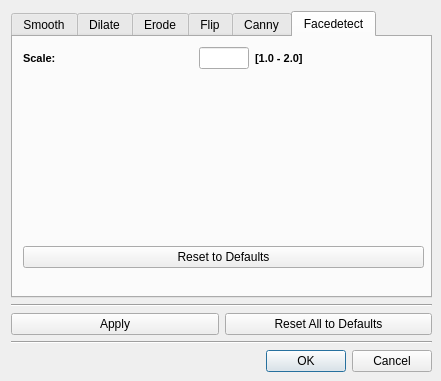
This is ProcessingSettingsDialog.ui in ninehills/qt-opencv as Qt 5 draws it before an edit. The edited form follows.
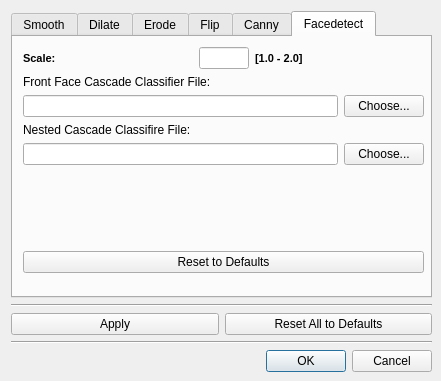
This is the edited form. The open tabs and pages were chosen to show the change.

Commit message: 设置页面添加分类库文件选择界面

```diff
--- a/ProcessingSettingsDialog.ui
+++ b/ProcessingSettingsDialog.ui
@@ -1030,7 +1030,7 @@
           <x>10</x>
           <y>10</y>
           <width>401</width>
-          <height>221</height>
+          <height>226</height>
          </rect>
         </property>
         <layout class="QVBoxLayout" name="verticalLayout_11">
@@ -1088,6 +1088,48 @@
            </item>
           </layout>
          </item>
+         <item>
+          <widget class="QLabel" name="label_11">
+           <property name="text">
+            <string>Front Face Cascade Classifier File:</string>
+           </property>
+          </widget>
+         </item>
+         <item>
+          <layout class="QHBoxLayout" name="horizontalLayout">
+           <item>
+            <widget class="QLineEdit" name="facedetectCascadeFilenameEdit"/>
+           </item>
+           <item>
+            <widget class="QPushButton" name="chooseFacedetectCascadeFileButton">
+             <property name="text">
+              <string>Choose...</string>
+             </property>
+            </widget>
+           </item>
+          </layout>
+         </item>
+         <item>
+          <widget class="QLabel" name="label_15">
+           <property name="text">
+            <string>Nested Cascade Classifire File:</string>
+           </property>
+          </widget>
+         </item>
+         <item>
+          <layout class="QHBoxLayout" name="horizontalLayout_13">
+           <item>
+            <widget class="QLineEdit" name="facedetectNestedCasssscadeFilenameEdit"/>
+           </item>
+           <item>
+            <widget class="QPushButton" name="chooseFacedetectNestedCascadeFileButton">
+             <property name="text">
+              <string>Choose...</string>
+             </property>
+            </widget>
+           </item>
+          </layout>
+         </item>
          <item>
           <spacer name="verticalSpacer_8">
            <property name="orientation">
```
Left out of the diff: 2 changed lines with no effect on the pictures. The commit also changes 6 other files.
